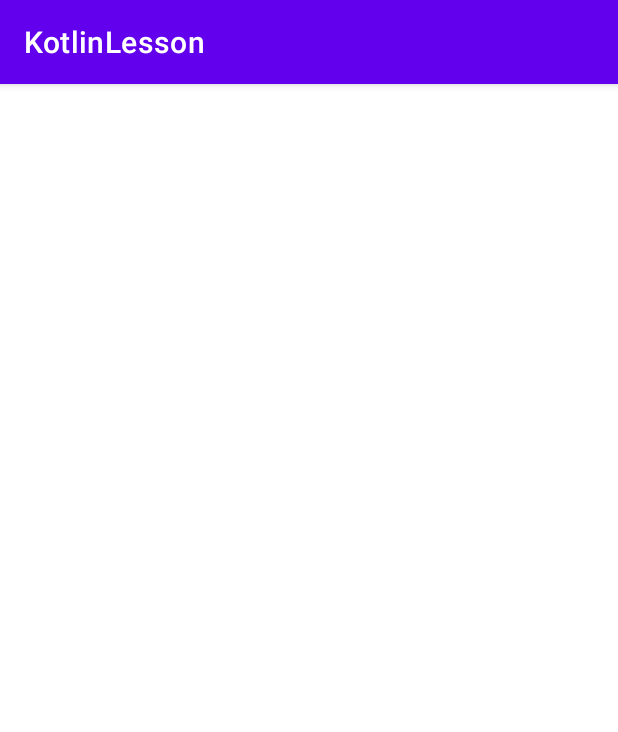
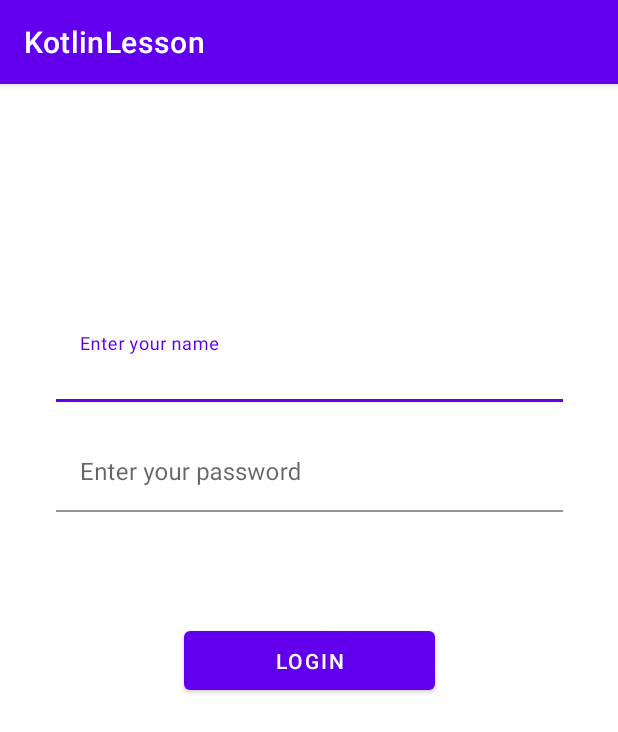
Before and after one commit to Lander2039/KotlinLesson, an Android app: the screen it shows after launch (MainActivity), on a phone screen of 412 x 824 dp. Shown: the top 732 px of the screen. Run offline under Robolectric (Android 15) with nearby library versions, the phone set to English and light mode, and no system bars; our stand-ins replace Dagger/Hilt's generated code; 2 statements that could not run were skipped.

Commit message:
Added lesson_28 Navigation Components

```diff
--- a/app/src/main/java/com/example/kotlinlesson/presentation/view/MainActivity.kt
+++ b/app/src/main/java/com/example/kotlinlesson/presentation/view/MainActivity.kt
@@ -1,13 +1,13 @@
 package com.example.kotlinlesson.presentation.view
 
-import androidx.appcompat.app.AppCompatActivity
 import android.os.Bundle
 import android.view.LayoutInflater
 import androidx.activity.viewModels
+import androidx.appcompat.app.AppCompatActivity
+import androidx.navigation.NavController
+import androidx.navigation.fragment.NavHostFragment
 import com.example.kotlinlesson.R
 import com.example.kotlinlesson.databinding.ActivityMainBinding
-import com.example.kotlinlesson.presentation.view.auth.LoginFragment
-import com.example.kotlinlesson.presentation.view.home.HomeFragment
 import dagger.hilt.android.AndroidEntryPoint
 
 @AndroidEntryPoint
@@ -17,23 +17,24 @@ class MainActivity : AppCompatActivity() {
 
     private val viewModel: MainViewModel by viewModels()
 
+    private lateinit var navController: NavController
+
 
     override fun onCreate(savedInstanceState: Bundle?) {
         super.onCreate(savedInstanceState)
         _binding = ActivityMainBinding.inflate(LayoutInflater.from(this))
-
         setContentView(_binding!!.root)
 
         viewModel.checkUserExists()
-        viewModel.userExists.observe(this){
-            val fragmentTransaction = supportFragmentManager.beginTransaction()
-            fragmentTransaction.add(R.id.activity_container,
-                when(it){
-                    true -> HomeFragment()
-                    false -> LoginFragment()
-                }
-            )
-            fragmentTransaction.commit()
+
+        val navHostFragment = supportFragmentManager.findFragmentById(
+            R.id.fragmentContainerView
+        ) as NavHostFragment // Инициализация
+
+        navController = navHostFragment.navController // Создаем нав контроллеер
+
+        viewModel.nav.observe(this) {
+            navController.setGraph(it)
         }
     }
 }
--- a/app/src/main/java/com/example/kotlinlesson/presentation/view/MainViewModel.kt
+++ b/app/src/main/java/com/example/kotlinlesson/presentation/view/MainViewModel.kt
@@ -4,6 +4,7 @@ import androidx.lifecycle.LiveData
 import androidx.lifecycle.MutableLiveData
 import androidx.lifecycle.ViewModel
 import androidx.lifecycle.viewModelScope
+import com.example.kotlinlesson.R
 import com.example.kotlinlesson.domain.auth.AuthInteractor
 import dagger.hilt.android.lifecycle.HiltViewModel
 import kotlinx.coroutines.launch
@@ -12,12 +13,17 @@ import javax.inject.Inject
 @HiltViewModel
 class MainViewModel @Inject constructor(private val authInteractor: AuthInteractor) : ViewModel() {
 
-    private val _userExists = MutableLiveData<Boolean>()
-    val userExists: LiveData<Boolean> = _userExists
+    private val _nav = MutableLiveData<Int>()
+    val nav: LiveData<Int> = _nav
 
-    fun checkUserExists(){
+    fun checkUserExists() {
         viewModelScope.launch {
-            _userExists.value = authInteractor.checkUserExists()
+            val doesUserExist: Boolean = authInteractor.checkUserExists()
+            _nav.value = when (doesUserExist) {
+                true -> R.navigation.main_graph
+                false -> R.navigation.auth_graph
+            }
+
         }
     }
 }
--- a/app/src/main/java/com/example/kotlinlesson/presentation/view/auth/LoginViewModel.kt
+++ b/app/src/main/java/com/example/kotlinlesson/presentation/view/auth/LoginViewModel.kt
@@ -5,6 +5,7 @@ import androidx.lifecycle.LiveData
 import androidx.lifecycle.MutableLiveData
 import androidx.lifecycle.ViewModel
 import androidx.lifecycle.viewModelScope
+import com.example.kotlinlesson.R
 import com.example.kotlinlesson.domain.auth.AuthInteractor
 import dagger.hilt.android.lifecycle.HiltViewModel
 import kotlinx.coroutines.CoroutineExceptionHandler
@@ -16,10 +17,12 @@ import javax.inject.Inject
 @HiltViewModel
 class LoginViewModel @Inject constructor(private val authInteractor: AuthInteractor) : ViewModel() {
 
-    private val _nav = MutableLiveData<Unit?>()
-    val nav: LiveData<Unit?> = _nav
+    private val _nav = MutableLiveData<Int?>()
+    val nav: LiveData<Int?> = _nav
+
     private val _msg = MutableLiveData<String?>()
     val msg: LiveData<String?> = _msg
+
 
     fun loginUser(username: String, userPassword: String) {
         val coroutineExceptionHandler = CoroutineExceptionHandler{_, exception ->
@@ -29,7 +32,7 @@ class LoginViewModel @Inject constructor(private val authInteractor: AuthInterac
             try {
                 launch {
                     authInteractor.loginUser(username, userPassword)
-                    _nav.value = Unit // еслит мы хотит запускать на ио потоке то нужно использовать _nav.postValue(Unit
+                    _nav.value = R.id.action_loginFragment_to_homeFragment2 // еслит мы хотит запускать на ио потоке то нужно использовать _nav.postValue(Unit
                 }
 
             } catch (e: Exception) {
@@ -38,4 +41,8 @@ class LoginViewModel @Inject constructor(private val authInteractor: AuthInterac
             }
         }
     }
+
+    fun userNavigate(){
+        _nav.value = null
+    }
 }
--- a/app/src/main/res/layout/activity_main.xml
+++ b/app/src/main/res/layout/activity_main.xml
@@ -6,9 +6,13 @@
     android:layout_height="match_parent"
     tools:context=".presentation.view.MainActivity">
 
+
     <androidx.fragment.app.FragmentContainerView
+        android:id="@+id/fragmentContainerView"
+        android:name="androidx.navigation.fragment.NavHostFragment"
         android:layout_width="match_parent"
         android:layout_height="match_parent"
-        android:id="@+id/activity_container"/>
+        app:defaultNavHost="true"
+        app:navGraph="@navigation/auth_graph" />
 
 </androidx.constraintlayout.widget.ConstraintLayout>
--- a/app/src/main/res/layout/fragment_on_boarding.xml
+++ b/app/src/main/res/layout/fragment_on_boarding.xml
@@ -33,7 +33,7 @@
             android:layout_width="293dp"
             android:layout_height="53dp"
             android:onClick="@{() -> viewModel.finishButtonClicked()}"
-            android:text="@string/finish"
+            android:text="@string/go_to_items_fragment"
             android:textAllCaps="true"
             app:layout_constraintBottom_toBottomOf="parent"
             app:layout_constraintEnd_toEndOf="parent"
--- /dev/null
+++ b/app/src/main/res/navigation/auth_graph.xml
@@ -0,0 +1,22 @@
+<?xml version="1.0" encoding="utf-8"?>
+<navigation xmlns:android="http://schemas.android.com/apk/res/android"
+    xmlns:app="http://schemas.android.com/apk/res-auto"
+    xmlns:tools="http://schemas.android.com/tools"
+    android:id="@+id/auth_graph"
+    app:startDestination="@id/loginFragment">
+
+    <fragment
+        android:id="@+id/loginFragment"
+        android:name="com.example.kotlinlesson.presentation.view.auth.LoginFragment"
+        android:label="fragment_login"
+        tools:layout="@layout/fragment_login" >
+        <action
+            android:id="@+id/action_loginFragment_to_homeFragment2"
+            app:destination="@id/homeFragment" />
+    </fragment>
+    <fragment
+        android:id="@+id/homeFragment"
+        android:name="com.example.kotlinlesson.presentation.view.home.HomeFragment"
+        android:label="fragment_home"
+        tools:layout="@layout/fragment_home" />
+</navigation>
--- /dev/null
+++ b/app/src/main/res/navigation/main_graph.xml
@@ -0,0 +1,29 @@
+<?xml version="1.0" encoding="utf-8"?>
+<navigation xmlns:android="http://schemas.android.com/apk/res/android"
+             xmlns:app="http://schemas.android.com/apk/res-auto"
+    xmlns:tools="http://schemas.android.com/tools"
+    android:id="@+id/main_graph"
+    app:startDestination="@id/onBoardingFragment">
+
+    <fragment
+        android:id="@+id/onBoardingFragment"
+        android:name="com.example.kotlinlesson.presentation.view.auth.OnBoardingFragment"
+        android:label="OnBoardingFragment" >
+        <action
+            android:id="@+id/action_onBoardingFragment_to_itemsFragment"
+            app:destination="@id/itemsFragment" />
+    </fragment>
+    <fragment
+        android:id="@+id/itemsFragment"
+        android:name="com.example.kotlinlesson.presentation.view.home.ItemsFragment"
+        android:label="ItemsFragment" >
+        <action
+            android:id="@+id/action_itemsFragment_to_detailsFragment"
+            app:destination="@id/detailsFragment" />
+    </fragment>
+    <fragment
+        android:id="@+id/detailsFragment"
+        android:name="com.example.kotlinlesson.presentation.view.home.DetailsFragment"
+        android:label="fragment_details"
+        tools:layout="@layout/fragment_details" />
+</navigation>
--- a/app/src/main/res/values/strings.xml
+++ b/app/src/main/res/values/strings.xml
@@ -11,4 +11,5 @@
     <string name="enter_your_password">Enter your password</string>
     <string name="go_to_onboarding">Go to OnBoarding</string>
     <string name="logout">Logout</string>
+    <string name="go_to_items_fragment">Go to items fragment</string>
 </resources>
```
Also changed, not shown: app/build.gradle (+5 -2 lines), app/src/main/java/com/example/kotlinlesson/presentation/view/auth/LoginFragment.kt (+8 -11 lines), app/src/main/java/com/example/kotlinlesson/presentation/view/auth/OnBoardingFragment.kt (+9 -11 lines), app/src/main/java/com/example/kotlinlesson/presentation/view/auth/OnBoardingViewModel.kt (+13 -6 lines), app/src/main/java/com/example/kotlinlesson/presentation/view/home/DetailsFragment.kt (+11 -14 lines), app/src/main/java/com/example/kotlinlesson/presentation/view/home/DetailsVIewModel.kt (+4 -3 lines), app/src/main/java/com/example/kotlinlesson/presentation/view/home/HomeFragment.kt (+8 -5 lines), app/src/main/java/com/example/kotlinlesson/presentation/view/home/HomeViewModel.kt (+9 -0 lines), app/src/main/java/com/example/kotlinlesson/presentation/view/home/ItemsFragment.kt (+12 -13 lines), app/src/main/java/com/example/kotlinlesson/presentation/view/home/ItemsViewModel.kt (+14 -10 lines), app/src/main/java/com/example/kotlinlesson/utils/FragmentNavigation.kt (+15 -15 lines), app/src/main/java/com/example/kotlinlesson/utils/NavHelper.kt (added, +31 -0 lines).
